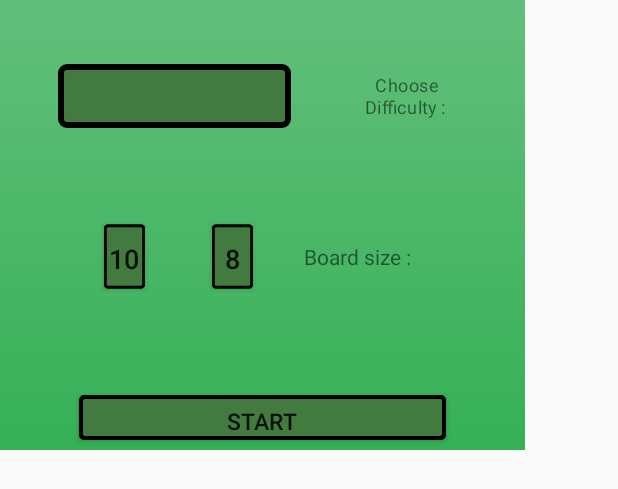
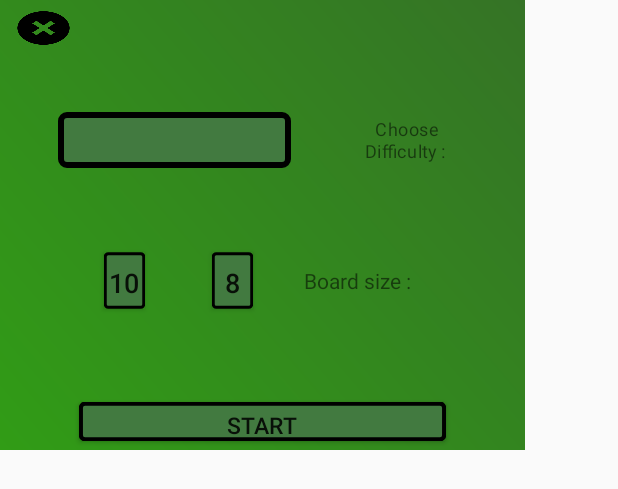
Before and after one commit to erez1atar/RevGame, an Android app: the layout start_computer_game_dialog.xml on its own in the app's theme, with its tools: preview values and no code run, on a phone screen of 412 x 824 dp. Shown: the top 489 px of the screen. Run offline under Robolectric (Android 15) with nearby library versions, the phone set to English and light mode, and no system bars.

Commit message:
new design

```diff
--- a/app/src/main/res/drawable/button_syle.xml
+++ b/app/src/main/res/drawable/button_syle.xml
@@ -10,6 +10,6 @@
             android:top="6dp"
             android:right="6dp"
             android:bottom="6dp" />
-        <corners android:radius="30dp" />
+        <corners android:radius="10dp" />
 
     </shape>
--- a/app/src/main/res/drawable/button_style_2.xml
+++ b/app/src/main/res/drawable/dialog_shape.xml
@@ -1,15 +1,9 @@
 <?xml version="1.0" encoding="utf-8"?>
-
 <shape xmlns:android="http://schemas.android.com/apk/res/android"
     android:shape="rectangle">
     <gradient
         android:startColor="#319C16"
         android:endColor="#357326"
         android:angle="45"/>
-    <padding android:left="6dp"
-        android:top="6dp"
-        android:right="6dp"
-        android:bottom="6dp" />
-    <corners android:radius="30dp" />
 
 </shape>
--- a/app/src/main/res/drawable/main_backgound.xml
+++ b/app/src/main/res/drawable/main_backgound.xml
@@ -4,8 +4,8 @@
         <shape>
             <gradient
                 android:angle="90"
-                android:startColor="#5DBF5A"
-                android:endColor="#68A871"
+                android:startColor="#000020"
+                android:endColor="#2c2d30"
                 android:type="linear" />
         </shape>
     </item>
--- a/app/src/main/res/layout/start_computer_game_dialog.xml
+++ b/app/src/main/res/layout/start_computer_game_dialog.xml
@@ -1,8 +1,32 @@
 <?xml version="1.0" encoding="utf-8"?>
 <LinearLayout xmlns:android="http://schemas.android.com/apk/res/android"
-    android:background="@drawable/backgroung_game_gridient"
+    android:background="@drawable/dialog_shape"
     android:orientation="vertical" android:layout_width="350dp"
-    android:layout_height="300dp">
+    android:layout_height="300dp"
+    android:radius="20dp">
+
+    <LinearLayout
+        android:layout_width="match_parent"
+        android:layout_height="0dp"
+        android:orientation="horizontal"
+        android:layout_weight="1">
+
+        <ImageView
+            android:layout_width="0dp"
+            android:layout_height="match_parent"
+            android:background="@drawable/x"
+            android:id="@+id/start_x"
+            android:scaleX="0.6"
+            android:scaleY="0.6"
+            android:layout_weight="1" />
+
+        <android.support.v4.widget.Space
+            android:layout_width="0dp"
+            android:layout_height="match_parent"
+            android:layout_weight="5" />
+
+    </LinearLayout>
+
 
     <Space
         android:layout_width="match_parent"
--- a/app/src/main/res/xml/general_settings.xml
+++ b/app/src/main/res/xml/general_settings.xml
@@ -1,5 +1,6 @@
 <?xml version="1.0" encoding="utf-8"?>
-<PreferenceScreen xmlns:android="http://schemas.android.com/apk/res/android">
+<PreferenceScreen xmlns:android="http://schemas.android.com/apk/res/android"
+    android:background="#289940">
 
     <PreferenceCategory
         android:title="General"
```
Also changed, not shown: app/src/main/java/reversi/android/game/com/r/reversi/Presention/MainActivity.java (+36 -2 lines), app/src/main/res/layout/activity_main.xml (+75 -42 lines), app/libs/LeonidsLib.jar (added), app/src/main/res/drawable/white_ball_old.png (added), app/src/main/res/mipmap-hdpi/icon.jpg (added).
